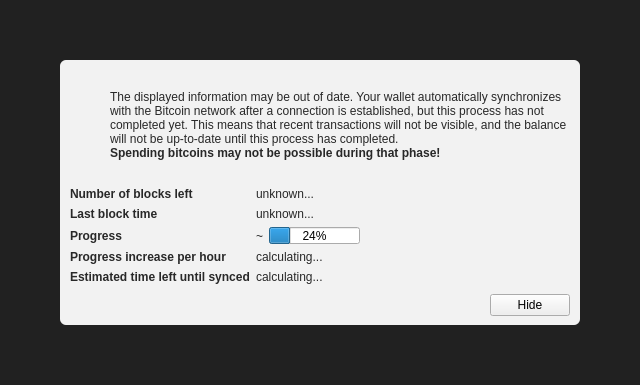
This is src/qt/forms/modaloverlay.ui in dashpay/dash as Qt 5 draws it before an edit. The edited form follows.
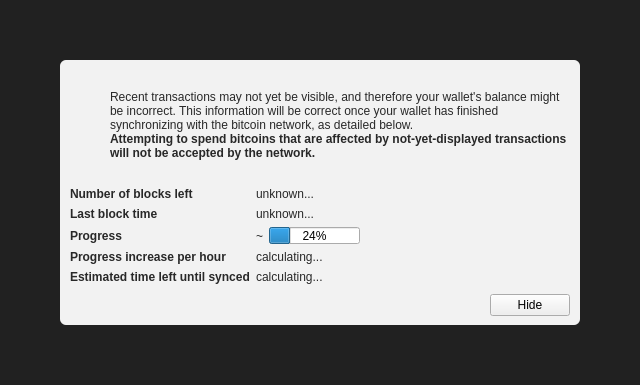
This is the edited form. Icons and pictures are not drawn. Custom widgets are drawn as their Qt base class.

Commit message:
Merge #9088: Reduce ambiguity of warning message
77cbbd9 Make warning message about wallet balance possibly being incorrect less ambiguous. (R E Broadley)

The edit to the form file:
```diff
--- a/src/qt/forms/modaloverlay.ui
+++ b/src/qt/forms/modaloverlay.ui
@@ -130,7 +130,7 @@
              <item>
               <widget class="QLabel" name="infoText">
                <property name="text">
-                <string>The displayed information may be out of date. Your wallet automatically synchronizes with the Bitcoin network after a connection is established, but this process has not completed yet. This means that recent transactions will not be visible, and the balance will not be up-to-date until this process has completed.</string>
+                <string>Recent transactions may not yet be visible, and therefore your wallet's balance might be incorrect. This information will be correct once your wallet has finished synchronizing with the bitcoin network, as detailed below.</string>
                </property>
                <property name="textFormat">
                 <enum>Qt::RichText</enum>
@@ -149,7 +149,7 @@
                 </font>
                </property>
                <property name="text">
-                <string>Spending bitcoins may not be possible during that phase!</string>
+                <string>Attempting to spend bitcoins that are affected by not-yet-displayed transactions will not be accepted by the network.</string>
                </property>
                <property name="textFormat">
                 <enum>Qt::RichText</enum>
```
